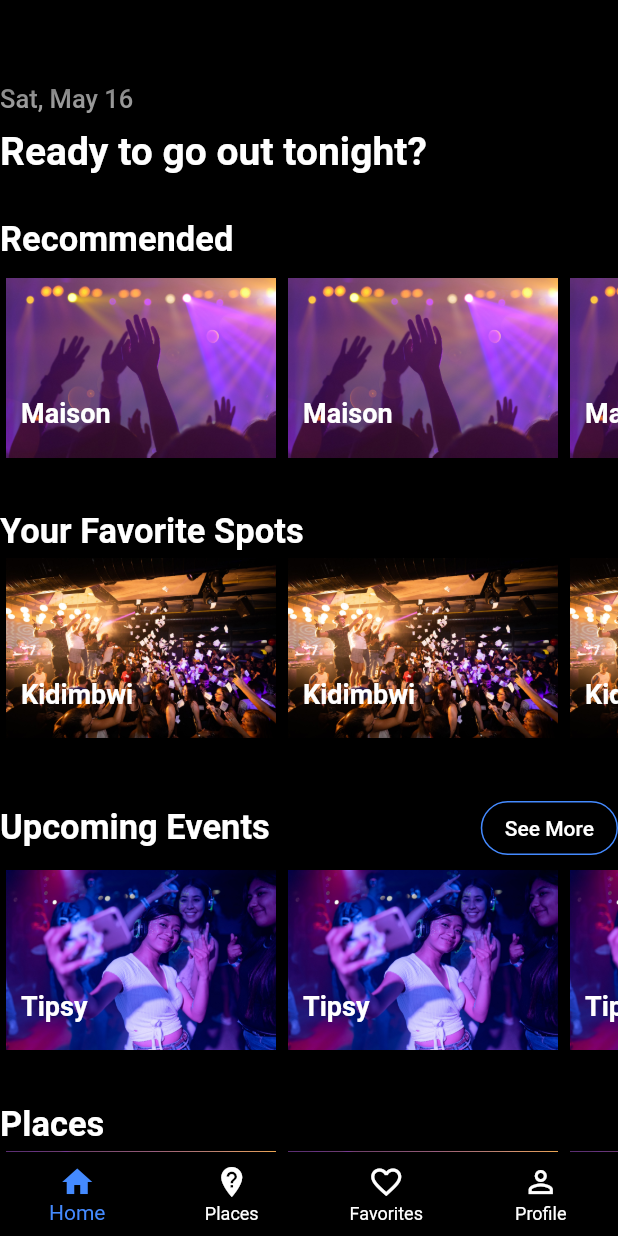
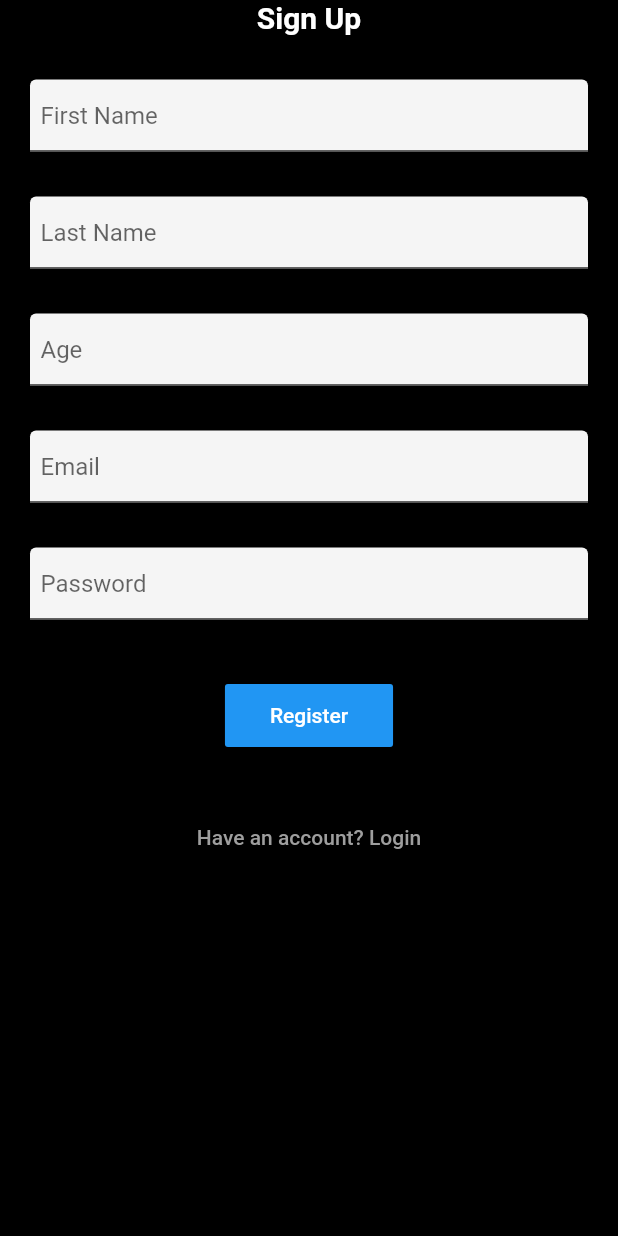
Before and after one commit to kevinmisigaro/night-time-app, a Flutter app: the screen it shows after launch, on a phone screen of 412 x 824 dp. Run offline on Flutter 3.47's test engine with Material 2 defaults, Android fonts, the phone set to English and light mode, and no system bars; our stand-ins replace cloud_firestore, firebase_auth, google_fonts; accounts and stored records are empty.

Commit message:
added firebase authentication

```diff
--- a/lib/main.dart
+++ b/lib/main.dart
@@ -1,9 +1,13 @@
 import 'package:flutter/material.dart';
 import 'package:google_fonts/google_fonts.dart';
+import 'package:night_life/models/user.dart';
 import 'package:night_life/screens/favorites_view.dart';
 import 'package:night_life/screens/home_view.dart';
 import 'package:night_life/screens/places_view.dart';
 import 'package:night_life/screens/profile_view.dart';
+import 'package:night_life/services/authentication_service.dart';
+import 'package:night_life/wrapper.dart';
+import 'package:provider/provider.dart';
 
 void main() => runApp(App());
 
@@ -11,8 +15,11 @@ class App extends StatelessWidget {
   @override
   Widget build(BuildContext context) {
     // TODO: implement build
-    return MaterialApp(
-      home: Home(),
+    return StreamProvider<User>.value(
+      value: AuthenticationService().user,
+      child: MaterialApp(
+        home: Wrapper(),
+      ),
     );
   }
 }
--- /dev/null
+++ b/lib/models/user.dart
@@ -0,0 +1,9 @@
+class User {
+  final String uid;
+  final String email;
+  final String first_name;
+  final String last_name;
+  final String age;
+
+  User({this.uid, this.email, this.first_name, this.last_name, this.age});
+}
--- a/lib/screens/event_detail_view.dart
+++ b/lib/screens/event_detail_view.dart
@@ -1,6 +1,5 @@
 import 'package:flutter/material.dart';
 import 'package:google_fonts/google_fonts.dart';
-import 'package:night_life/widgets/bottomNavigation.dart';
 
 class EventDetail extends StatefulWidget {
   @override
--- a/lib/screens/place_detail_view.dart
+++ b/lib/screens/place_detail_view.dart
@@ -1,6 +1,5 @@
 import 'package:flutter/material.dart';
 import 'package:google_fonts/google_fonts.dart';
-import 'package:night_life/widgets/bottomNavigation.dart';
 
 class PlaceDetail extends StatefulWidget {
   @override
--- /dev/null
+++ b/lib/screens/sign_up_screen.dart
@@ -0,0 +1,173 @@
+import 'package:flutter/material.dart';
+import 'package:google_fonts/google_fonts.dart';
+import 'package:night_life/services/authentication_service.dart';
+
+class SignUpView extends StatefulWidget {
+  final Function toggleView;
+
+  SignUpView(this.toggleView);
+
+  @override
+  State<StatefulWidget> createState() {
+    // TODO: implement createState
+    return SignUpViewState();
+  }
+}
+
+class SignUpViewState extends State<SignUpView> {
+  final firstNameController = TextEditingController();
+  final lastNameController = TextEditingController();
+  final ageController = TextEditingController();
+  final emailController = TextEditingController();
+  final passwordController = TextEditingController();
+
+  final _registerFormKey = GlobalKey<FormState>();
+
+  final AuthenticationService _auth = AuthenticationService();
+
+  String error = '';
+
+  @override
+  Widget build(BuildContext context) {
+    // TODO: implement build
+    return Scaffold(
+      backgroundColor: Colors.black,
+      body: SingleChildScrollView(
+        child: Padding(
+            padding: EdgeInsets.symmetric(horizontal: 20),
+            child: Form(
+              key: _registerFormKey,
+              child: Column(
+                mainAxisAlignment: MainAxisAlignment.center,
+                children: <Widget>[
+                  Text(
+                    'Sign Up',
+                    style: GoogleFonts.roboto(
+                        color: Colors.white,
+                        fontSize: 20,
+                        fontWeight: FontWeight.w700),
+                  ),
+                  SizedBox(
+                    height: 30,
+                  ),
+                  TextFormField(
+                    decoration: InputDecoration(
+                      fillColor: Colors.grey[100],
+                      filled: true,
+                      contentPadding:
+                          EdgeInsets.symmetric(vertical: 10.0, horizontal: 7.0),
+                      hintText: 'First Name',
+                    ),
+                    controller: firstNameController,
+                    validator: (val) => val.isEmpty ? 'Enter a first name' : null,
+                  ),
+                  SizedBox(
+                    height: 30,
+                  ),
+                  TextFormField(
+                    decoration: InputDecoration(
+                      fillColor: Colors.grey[100],
+                      filled: true,
+                      contentPadding:
+                          EdgeInsets.symmetric(vertical: 10.0, horizontal: 7.0),
+                      hintText: 'Last Name',
+                    ),
+                    controller: lastNameController,
+                    validator: (val) => val.isEmpty ? 'Enter a last name' : null,
+                  ),
+                  SizedBox(
+                    height: 30,
+                  ),
+                  TextFormField(
+                    decoration: InputDecoration(
+                      fillColor: Colors.grey[100],
+                      filled: true,
+                      contentPadding:
+                          EdgeInsets.symmetric(vertical: 10.0, horizontal: 7.0),
+                      hintText: 'Age',
+                    ),
+                    controller: ageController,
+                    validator: (val) => val.isEmpty ? 'Enter an age' : null,
+                  ),
+                  SizedBox(
+                    height: 30,
+                  ),
+                  TextFormField(
+                    decoration: InputDecoration(
+                      fillColor: Colors.grey[100],
+                      filled: true,
+                      contentPadding:
+                          EdgeInsets.symmetric(vertical: 10.0, horizontal: 7.0),
+                      hintText: 'Email',
+                    ),
+                    controller: emailController,
+                    validator: (val) => val.isEmpty ? 'Enter an email' : null,
+                  ),
+                  SizedBox(
+                    height: 30,
+                  ),
+                  TextFormField(
+                    obscureText: true,
+                    decoration: InputDecoration(
+                      fillColor: Colors.grey[100],
+                      filled: true,
+                      contentPadding:
+                          EdgeInsets.symmetric(vertical: 10.0, horizontal: 7.0),
+                      hintText: 'Password',
+                    ),
+                    controller: passwordController,
+                    validator: (val) => val.length < 6
+                        ? 'Enter a password 6+ characters long'
+                        : null,
+                  ),
+                  SizedBox(
+                    height: 40,
+                  ),
+                  MaterialButton(
+                    onPressed: () async {
+                      if (_registerFormKey.currentState.validate()) {
+                        dynamic result = await _auth.signUpWithEmail(
+                            email: emailController.text,
+                            password: passwordController.text,
+                            firstName: firstNameController.text,
+                            lastName: lastNameController.text,
+                            age: ageController.text);
+                        if (result == null) {
+                          setState(() {
+                            error = 'Please apply the valid email';
+                          });
+                        }
+                      }
+                    },
+                    padding: EdgeInsets.symmetric(vertical: 13, horizontal: 30),
+                    textColor: Colors.white,
+                    color: Colors.blue,
+                    child: Text('Register'),
+                  ),
+                  SizedBox(
+                    height: 5,
+                  ),
+                  Text(
+                    error,
+                    style: TextStyle(color: Colors.red, fontSize: 15.0),
+                  ),
+                  SizedBox(
+                    height: 10,
+                  ),
+                  FlatButton(
+                    onPressed: () {
+                      print('is pressed');
+                      widget.toggleView();
+                    },
+                    child: Text(
+                      'Have an account? Login',
+                      style: TextStyle(color: Colors.grey),
+                    ),
+                  )
+                ],
+              ),
+            )),
+      ),
+    );
+  }
+}
--- /dev/null
+++ b/lib/services/authentication_service.dart
@@ -0,0 +1,71 @@
+import 'package:cloud_firestore/cloud_firestore.dart';
+import 'package:firebase_auth/firebase_auth.dart';
+import 'package:flutter/foundation.dart';
+import 'package:night_life/models/user.dart';
+
+class AuthenticationService {
+  final FirebaseAuth _firebaseAuth = FirebaseAuth.instance;
+
+  //create user obj based on FirebaseUser
+  User _userFromFirebaseUser(FirebaseUser user){
+    return user != null ? User(uid: user.uid) : null;
+  }
+
+  //auth change user stream
+  Stream<User> get user {
+    return _firebaseAuth.onAuthStateChanged
+        .map((FirebaseUser user) => _userFromFirebaseUser(user));
+  }
+
+  //users login with email and password
+  Future loginWithEmail({
+    @required String email,
+    @required String password,
+  }) async {
+    try{
+      AuthResult authResult = await _firebaseAuth.signInWithEmailAndPassword(email: email, password: password);
+      FirebaseUser user = authResult.user;
+      return _userFromFirebaseUser(user);
+    } catch (e){
+      print(e.toString());
+      return null;
+    }
+  }
+
+  //users sign up with email and password
+  Future signUpWithEmail({
+    @required String email,
+    @required String password,
+    @required String firstName,
+    @required String lastName,
+    @required String age
+  }) async {
+    try{
+      AuthResult authResult = await _firebaseAuth.createUserWithEmailAndPassword(email: email, password: password);
+      FirebaseUser user = authResult.user;
+
+      Firestore.instance.collection('users').document().setData({
+        'id': authResult.user.uid,
+        'first_name': firstName,
+        'last_name': lastName,
+        'email': authResult.user.email,
+        'age': age
+      });
+
+      return _userFromFirebaseUser(user);
+    } catch (e){
+      print(e.toString());
+      return null;
+    }
+  }
+
+  //users sign out
+  Future signOut() async {
+    try {
+      return await _firebaseAuth.signOut();
+    } catch (e){
+      print(e.toString());
+      return null;
+    }
+  }
+}
--- a/lib/widgets/bottomNavigation.dart
+++ b/lib/widgets/bottomNavigation.dart
@@ -1,6 +1,5 @@
 import 'package:flutter/material.dart';
 import '../screens/places_view.dart';
-import '../screens/home_view.dart';
 
 class BottomNav extends StatefulWidget{
 
--- /dev/null
+++ b/lib/wrapper.dart
@@ -0,0 +1,44 @@
+import 'package:flutter/material.dart';
+import 'package:night_life/main.dart';
+import 'package:night_life/models/user.dart';
+import 'package:night_life/screens/login_screen.dart';
+import 'package:night_life/screens/sign_up_screen.dart';
+import 'package:provider/provider.dart';
+
+class Wrapper extends StatefulWidget {
+  @override
+  State<StatefulWidget> createState() {
+    // TODO: implement createState
+    return WrapperState();
+  }
+}
+
+class WrapperState extends State<Wrapper>{
+
+  bool showSignIn = true;
+
+  void toggleView(){
+    setState(() {
+      showSignIn = !showSignIn;
+    });
+  }
+
+  @override
+  Widget build(BuildContext context) {
+    // TODO: implement build
+
+    final user = Provider.of<User>(context);
+    print('the user is $user');
+
+    //return either Home or Authenticate
+    if(user == null){
+      if(showSignIn){
+        return SignUpView(toggleView);
+      } else {
+        return LoginView(toggleView);
+      }
+    } else {
+      return Home();
+    }
+  }
+}
--- a/pubspec.yaml
+++ b/pubspec.yaml
@@ -21,6 +21,9 @@ dependencies:
     sdk: flutter
   google_fonts: ^1.1.0
   intl: ^0.16.1
+  firebase_auth: ^0.16.0
+  cloud_firestore: ^0.13.5
+  provider: ^4.1.2
 
   # The following adds the Cupertino Icons font to your application.
   # Use with the CupertinoIcons class for iOS style icons.
```
Also changed, not shown: lib/screens/events_view.dart (+0 -21 lines), lib/screens/login_screen.dart (added, +115 -0 lines), lib/screens/profile_view.dart (+6 -14 lines), lib/services/database.dart (added, +9 -0 lines), lib/screens/authenticate.dart (added), pubspec.lock, 3 other files.
